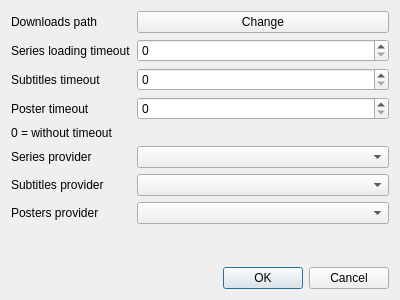
Qt form series_list/interface/settings.ui (nvbn/series_list) before a commit.
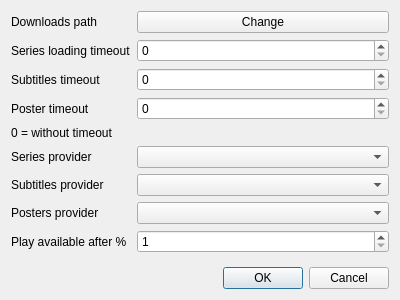
The same form after that commit.

Commit message: Add preview percent to settings

The edit to the form file:
```diff
--- a/series_list/interface/settings.ui
+++ b/series_list/interface/settings.ui
@@ -109,6 +109,23 @@
      <item row="7" column="1">
       <widget class="QComboBox" name="postersProviders"/>
      </item>
+     <item row="8" column="0">
+      <widget class="QLabel" name="label_8">
+       <property name="text">
+        <string>Play available after %</string>
+       </property>
+      </widget>
+     </item>
+     <item row="8" column="1">
+      <widget class="QSpinBox" name="previewPercent">
+       <property name="minimum">
+        <number>1</number>
+       </property>
+       <property name="maximum">
+        <number>100</number>
+       </property>
+      </widget>
+     </item>
     </layout>
    </item>
    <item>
```
The commit also changes 1 other file.
